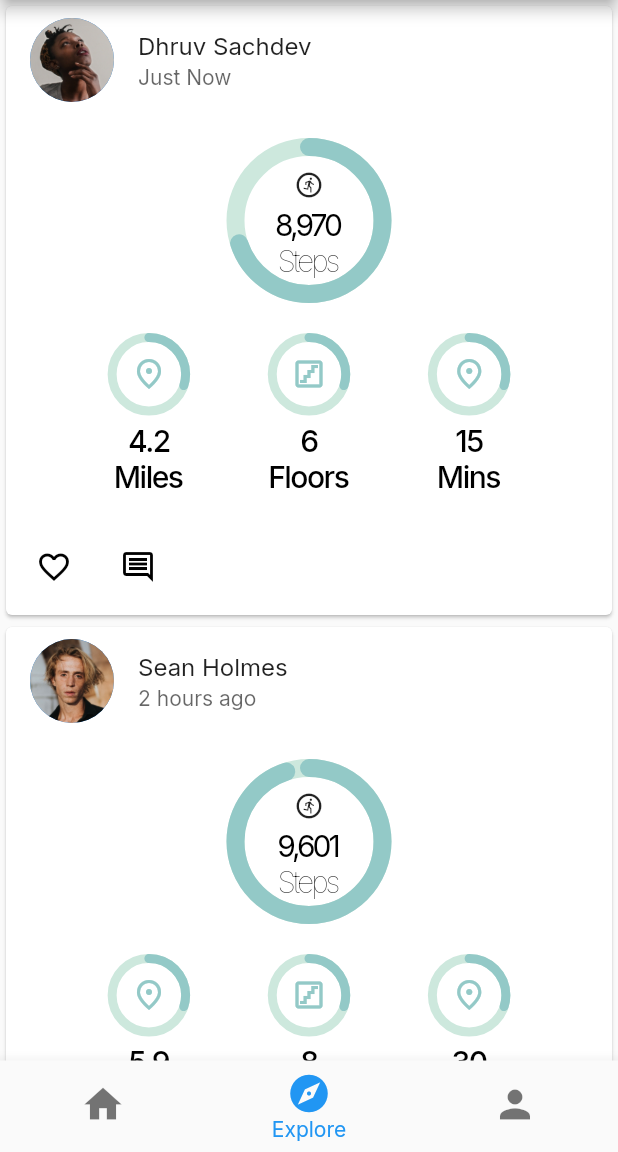
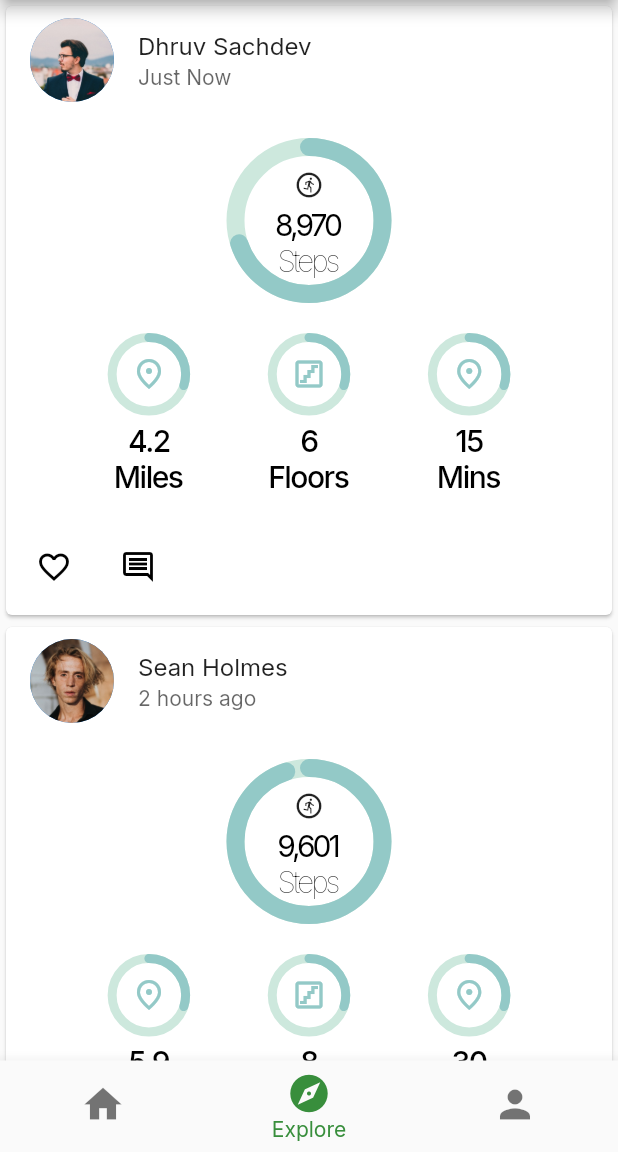
Before and after one commit to Dhruv-Sachdev1313/fitgram, a Flutter app: the ExplorePage screen opened by its route, on a phone screen of 412 x 824 dp, the part 84-1236 px from its top. Run offline on Flutter 3.47's test engine with Material 2 defaults, Android fonts, the light colour scheme and no system bars; drawn by our look-alikes of percent_indicator; our stand-ins replace carousel_slider, google_fonts; Roboto replaces fonts that are missing (inter).

```diff
--- a/lib/screens/DashboardScreen.dart
+++ b/lib/screens/DashboardScreen.dart
@@ -185,6 +185,7 @@ class _DashBoardPageState extends State<DashBoardPage> {
       bottomNavigationBar: BottomNavigationBar(
         showSelectedLabels: true,
         showUnselectedLabels: false,
+        selectedItemColor: Colors.green[700],
         currentIndex: _selectedIndex,
         items: [
           BottomNavigationBarItem(
--- a/lib/screens/ExplorePage.dart
+++ b/lib/screens/ExplorePage.dart
@@ -81,7 +81,7 @@ class _ExplorePageState extends State<ExplorePage> {
                     leading: CircleAvatar(
                               radius: 28,
                               backgroundImage:
-                                  AssetImage('assets/images/profile_pic.png'),
+                                  AssetImage('assets/images/friend_pic1.png'),
                             ),
                     title: const Text('Dhruv Sachdev'),
                     subtitle: Text(
@@ -306,7 +306,7 @@ class _ExplorePageState extends State<ExplorePage> {
                             ),
                     title: const Text('Elizabeth Watson'),
                     subtitle: Text(
-                      '12 hours ago',
+                      '7 hours ago',
                       style: TextStyle(color: Colors.black.withOpacity(0.6)),
                     ),
                   ),
@@ -386,7 +386,10 @@ class _ExplorePageState extends State<ExplorePage> {
                         onPressed: () {
                           onIconTapped();
                         },
-                        icon: icon_one,
+                        icon: Icon(
+                          Icons.favorite_border,
+                          color: Colors.black,
+                        ),
                       ),
                       IconButton(
                         onPressed: () {
@@ -411,11 +414,11 @@ class _ExplorePageState extends State<ExplorePage> {
                     leading: CircleAvatar(
                               radius: 28,
                               backgroundImage:
-                                  AssetImage('assets/images/friend_pic6.png'),
+                                  AssetImage('assets/images/friend_pic4.png'),
                             ),
-                    title: const Text('Sean Holmes'),
+                    title: const Text('Matt L.'),
                     subtitle: Text(
-                      '2 hours ago',
+                      '9 hours ago',
                       style: TextStyle(color: Colors.black.withOpacity(0.6)),
                     ),
                   ),
@@ -427,7 +430,7 @@ class _ExplorePageState extends State<ExplorePage> {
             radius: 110.0,
             lineWidth: 12.0,
             animation: true,
-            percent: 0.7,
+            percent: 0.68,
             center: Column(
               mainAxisAlignment: MainAxisAlignment.center,
               children: [
@@ -439,7 +442,7 @@ class _ExplorePageState extends State<ExplorePage> {
                   ),
                 ),
                 Text(
-                  "8,970",
+                  "6,812",
                   style: TextStyle(
                     fontFamily: fontFamily,
                     fontSize: 20,
@@ -469,19 +472,19 @@ class _ExplorePageState extends State<ExplorePage> {
             mainAxisAlignment: MainAxisAlignment.spaceEvenly,
             children: [
             CircleIndicator(
-                text: "4.2\nMiles",
+                text: "4.9\nMiles",
                 iconData: Icons.place_outlined,
               ),
               // SizedBox(
               //   width: 80,
               // ),
               CircleIndicator(
-                  text: "6\nFloors", iconData: Icons.stairs_outlined),
+                  text: "7\nFloors", iconData: Icons.stairs_outlined),
               //     SizedBox(
               //   width: 80,
               // ),
               CircleIndicator(
-                text: "15\nMins",
+                text: "20\nMins",
                 iconData: Icons.place_outlined,
               ),
           ],)
@@ -495,7 +498,10 @@ class _ExplorePageState extends State<ExplorePage> {
                         onPressed: () {
                           onIconTapped();
                         },
-                        icon: icon_one,
+                        icon: Icon(
+                          Icons.favorite_border,
+                          color: Colors.black,
+                        ),
                       ),
                       IconButton(
                         onPressed: () {
@@ -520,11 +526,11 @@ class _ExplorePageState extends State<ExplorePage> {
                     leading: CircleAvatar(
                               radius: 28,
                               backgroundImage:
-                                  AssetImage('assets/images/friend_pic6.png'),
+                                  AssetImage('assets/images/friend_pic3.png'),
                             ),
-                    title: const Text('Sean Holmes'),
+                    title: const Text('Rohan G.'),
                     subtitle: Text(
-                      '2 hours ago',
+                      '16 hours ago',
                       style: TextStyle(color: Colors.black.withOpacity(0.6)),
                     ),
                   ),
@@ -536,7 +542,7 @@ class _ExplorePageState extends State<ExplorePage> {
             radius: 110.0,
             lineWidth: 12.0,
             animation: true,
-            percent: 0.7,
+            percent: 0.92,
             center: Column(
               mainAxisAlignment: MainAxisAlignment.center,
               children: [
@@ -548,7 +554,7 @@ class _ExplorePageState extends State<ExplorePage> {
                   ),
                 ),
                 Text(
-                  "8,970",
+                  "9,270",
                   style: TextStyle(
                     fontFamily: fontFamily,
                     fontSize: 20,
@@ -578,19 +584,19 @@ class _ExplorePageState extends State<ExplorePage> {
             mainAxisAlignment: MainAxisAlignment.spaceEvenly,
             children: [
             CircleIndicator(
-                text: "4.2\nMiles",
+                text: "7.2\nMiles",
                 iconData: Icons.place_outlined,
               ),
               // SizedBox(
               //   width: 80,
               // ),
               CircleIndicator(
-                  text: "6\nFloors", iconData: Icons.stairs_outlined),
+                  text: "7\nFloors", iconData: Icons.stairs_outlined),
               //     SizedBox(
               //   width: 80,
               // ),
               CircleIndicator(
-                text: "15\nMins",
+                text: "40\nMins",
                 iconData: Icons.place_outlined,
               ),
           ],)
@@ -602,9 +608,12 @@ class _ExplorePageState extends State<ExplorePage> {
                     children: [
                       IconButton(
                         onPressed: () {
-                          onIconTapped();
+                          // onIconTapped();
                         },
-                        icon: icon_one,
+                        icon: Icon(
+                          Icons.favorite_border,
+                          color: Colors.black,
+                        ),
                       ),
                       IconButton(
                         onPressed: () {
@@ -631,6 +640,7 @@ class _ExplorePageState extends State<ExplorePage> {
        bottomNavigationBar: BottomNavigationBar(
         showSelectedLabels: true,
         showUnselectedLabels: false,
+        selectedItemColor: Colors.green[700],
         currentIndex: _selectedIndex,
         items: [
           BottomNavigationBarItem(
--- a/lib/screens/profile_screen.dart
+++ b/lib/screens/profile_screen.dart
@@ -68,7 +68,7 @@ class _ProfileScreenState extends State<ProfileScreen> {
                               CircleAvatar(
                                 radius: 48,
                                 backgroundImage:
-                                    AssetImage('assets/images/profile_pic.png'),
+                                    AssetImage('assets/images/friend_pic1.png'),
                               ),
                               SizedBox(
                                 width: 20,
@@ -217,7 +217,7 @@ class _ProfileScreenState extends State<ProfileScreen> {
                             child: CircleAvatar(
                               radius: 28,
                               backgroundImage:
-                                  AssetImage('assets/images/friend_pic1.png'),
+                                  AssetImage('assets/images/profile_pic.png'),
                             ),
                           ),
                           Padding(
@@ -426,6 +426,7 @@ class _ProfileScreenState extends State<ProfileScreen> {
       bottomNavigationBar: BottomNavigationBar(
         showSelectedLabels: true,
         showUnselectedLabels: false,
+        selectedItemColor: Colors.green[700],
         currentIndex: _selectedIndex,
         items: [
           BottomNavigationBarItem(
```
